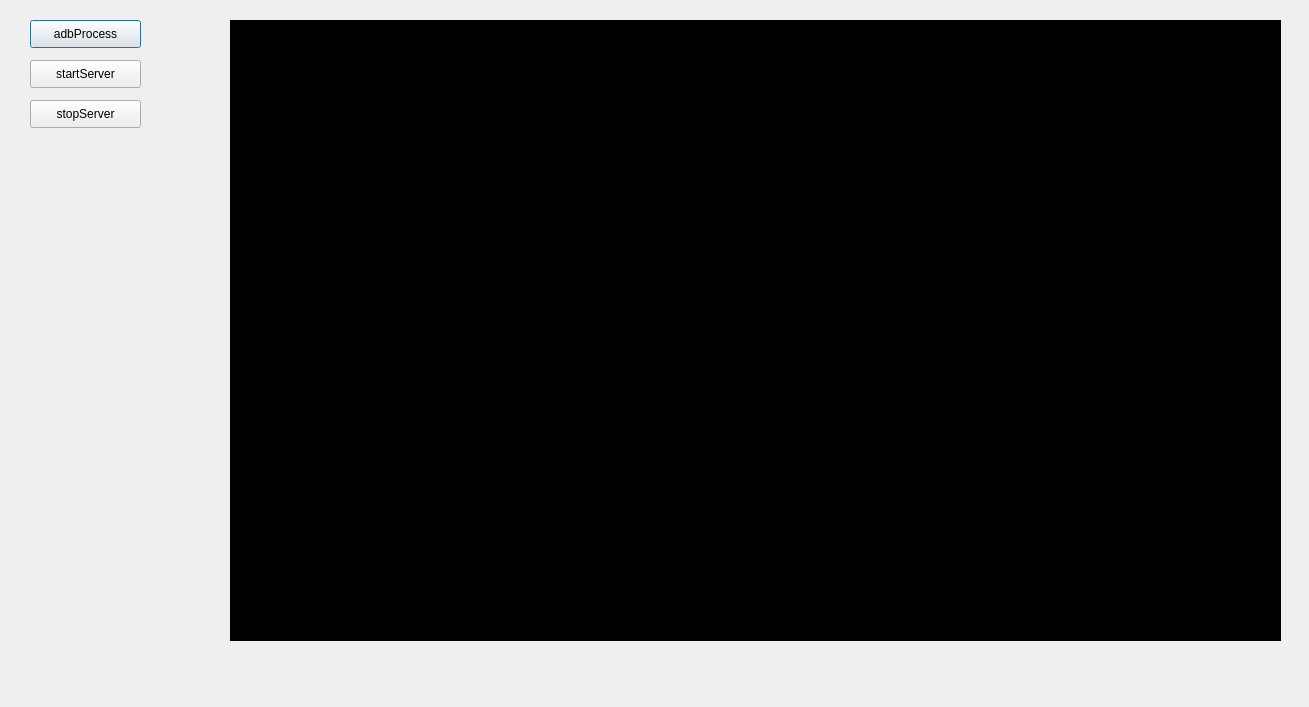
Qt form src/dialog.ui (barry-ran/QtScrcpy) before a commit.
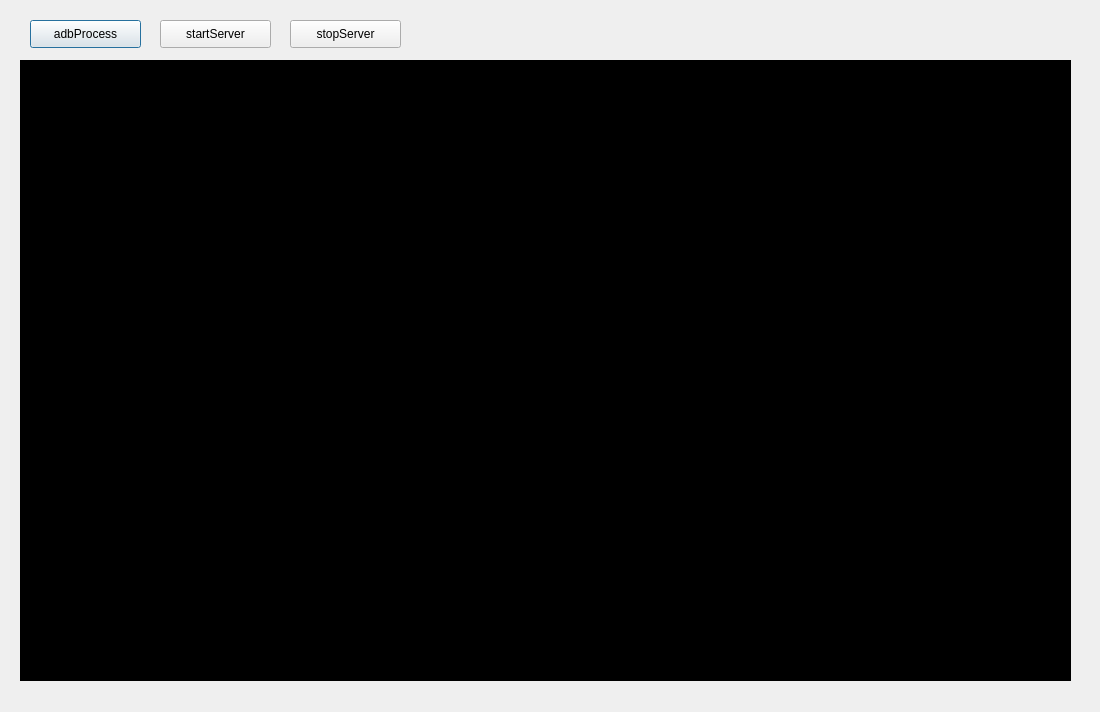
The same form after that commit.

Commit message: 调整UI

Diff of the .ui file:
```diff
--- a/src/dialog.ui
+++ b/src/dialog.ui
@@ -6,8 +6,8 @@
    <rect>
     <x>0</x>
     <y>0</y>
-    <width>1309</width>
-    <height>707</height>
+    <width>1100</width>
+    <height>712</height>
    </rect>
   </property>
   <property name="windowTitle">
@@ -29,8 +29,8 @@
   <widget class="QPushButton" name="startServerBtn">
    <property name="geometry">
     <rect>
-     <x>30</x>
-     <y>60</y>
+     <x>160</x>
+     <y>20</y>
      <width>111</width>
      <height>28</height>
     </rect>
@@ -42,8 +42,8 @@
   <widget class="QPushButton" name="stopServerBtn">
    <property name="geometry">
     <rect>
-     <x>30</x>
-     <y>100</y>
+     <x>290</x>
+     <y>20</y>
      <width>111</width>
      <height>28</height>
     </rect>
@@ -55,8 +55,8 @@
   <widget class="QLabel" name="imgLabel">
    <property name="geometry">
     <rect>
-     <x>230</x>
-     <y>20</y>
+     <x>20</x>
+     <y>60</y>
      <width>1051</width>
      <height>621</height>
     </rect>
```
The commit also changes 2 other files.
